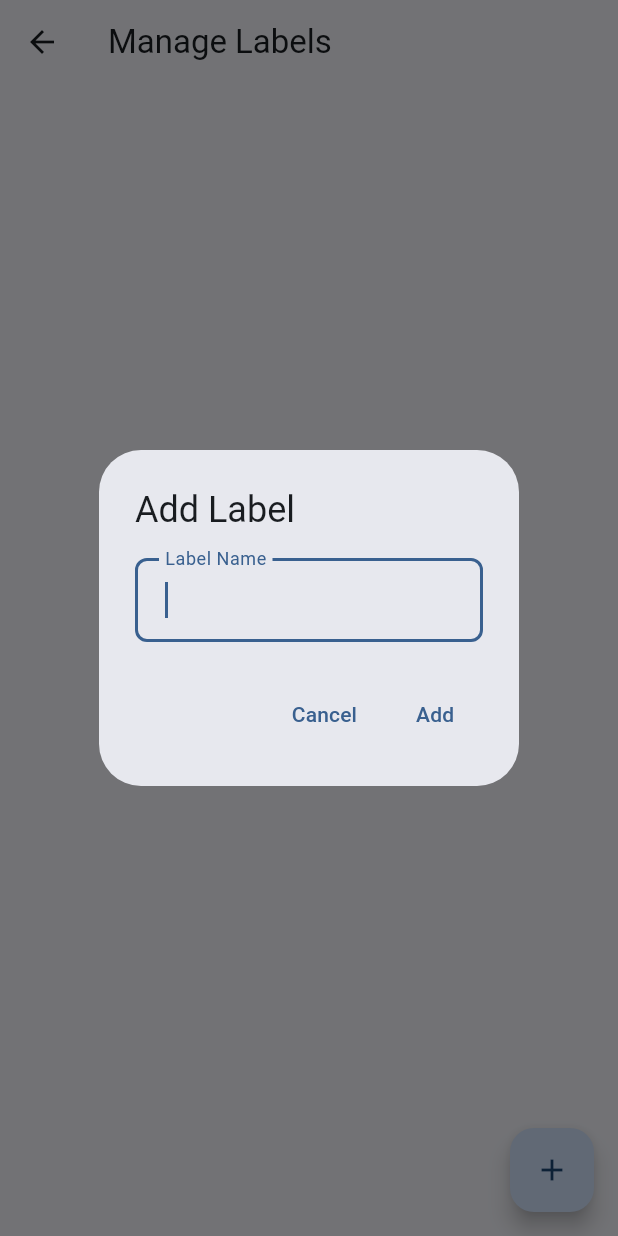
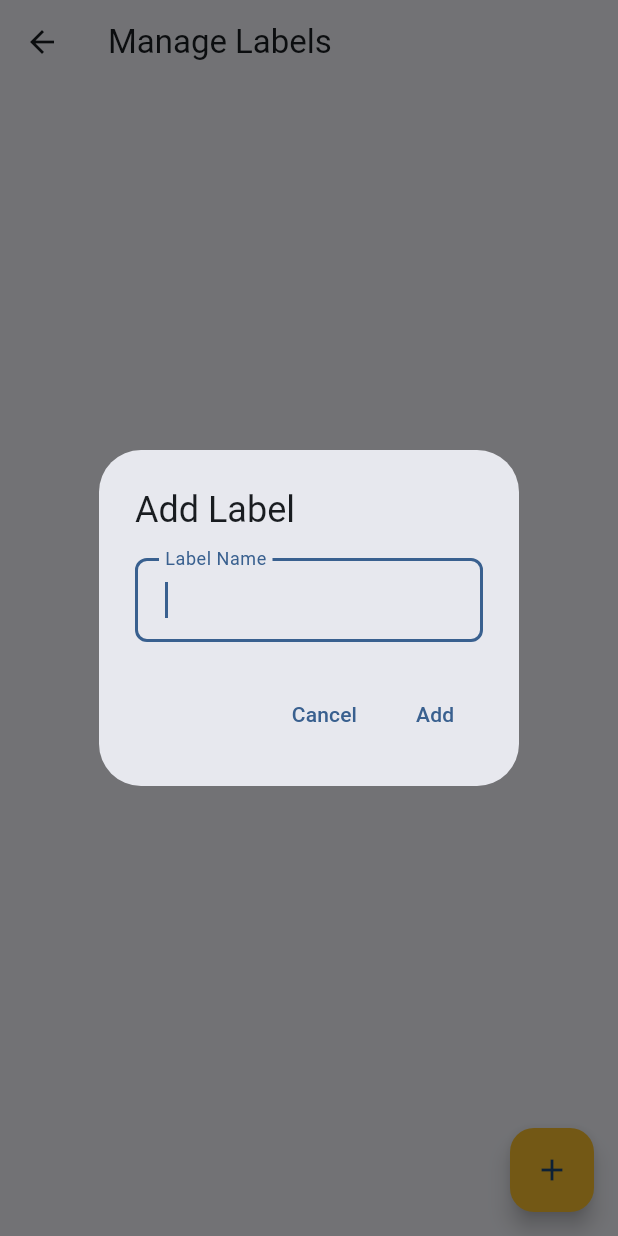
Before and after one commit to Fuze95/vgsmw_msn, a Flutter app: the LabelManagementScreen screen opened directly, after a tap on the "add" icon, on a phone screen of 412 x 824 dp. Run offline on Flutter 3.47's test engine with Material 3 defaults, Android fonts, the phone set to English and light mode, and no system bars; our stand-ins replace flutter_image_compress, image_picker, shared_preferences, sqflite; accounts and stored records are empty.

Commit message:
Update label_management_screen.dart

```diff
--- a/lib/screens/label_management_screen.dart
+++ b/lib/screens/label_management_screen.dart
@@ -36,6 +36,7 @@ class LabelManagementScreen extends StatelessWidget {
       ),
       floatingActionButton: FloatingActionButton(
         onPressed: () => _addLabel(context),
+        backgroundColor: Colors.yellow[700],
         child: const Icon(Icons.add),
       ),
     );
```
